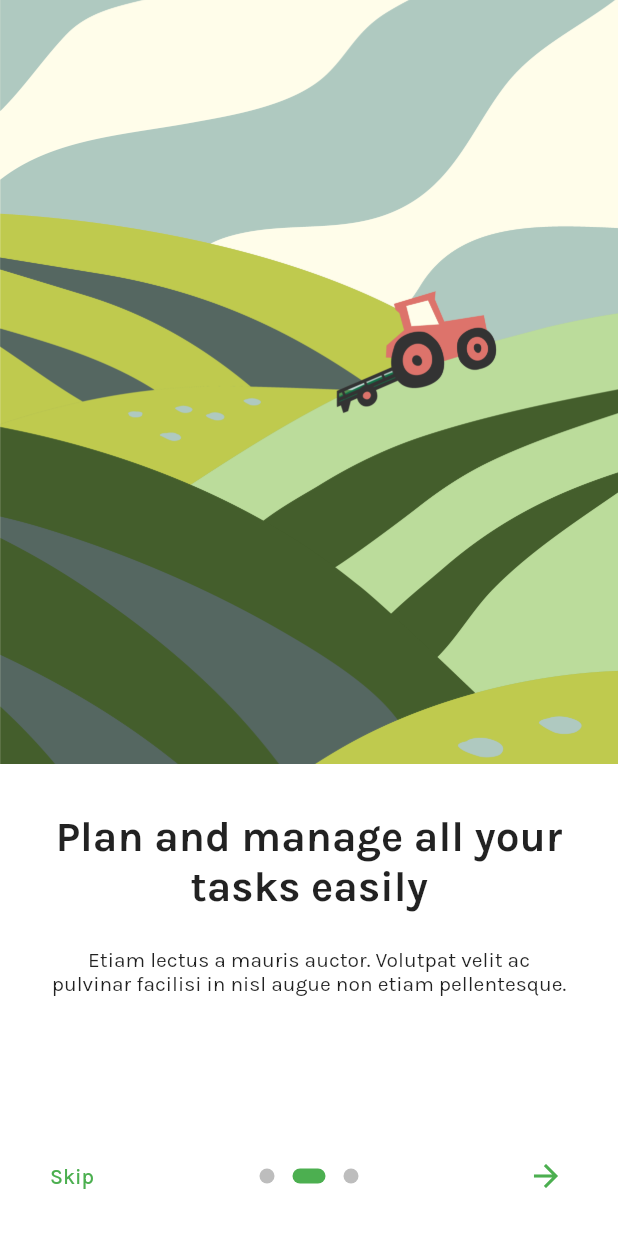
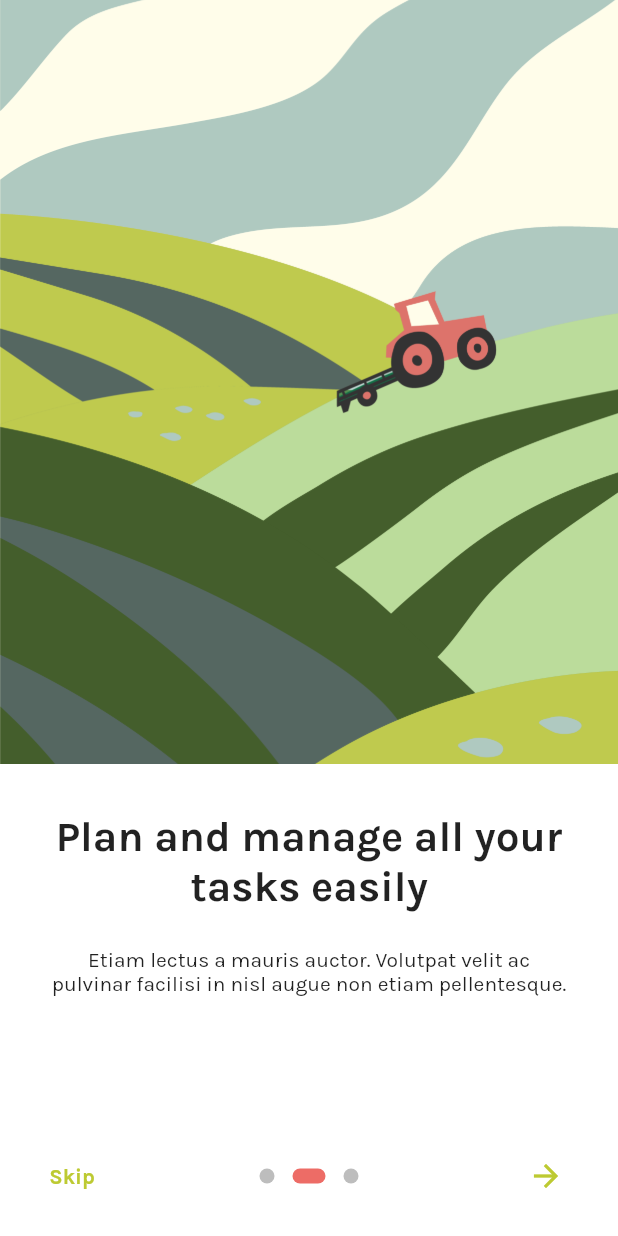
Before and after one commit to Linda-Fitz/RapidIdeationProject, a Flutter app: the screen it shows after launch, swiped to page 2, on a phone screen of 412 x 824 dp. Run offline on Flutter 3.47's test engine with Material 2 defaults, Android fonts, the phone set to English and light mode, and no system bars; drawn by our look-alikes of introduction_screen.

Commit message:
changing onboarding icon and button colors

```diff
--- a/lib/screens/onboarding.dart
+++ b/lib/screens/onboarding.dart
@@ -1,4 +1,5 @@
 import 'package:farmlever_test/screens/login.dart';
+import 'package:farmlever_test/theme/style.dart';
 import 'package:flutter/material.dart';
 import 'package:introduction_screen/introduction_screen.dart';
 
@@ -85,14 +86,22 @@ class _OnBoardingPageState extends State<OnBoardingScreen> {
       showSkipButton: true,
       skipFlex: 0,
       nextFlex: 0,
-      skip: const Text('Skip', style: TextStyle(color: Colors.green)),
-      next: const Icon(Icons.arrow_forward, color: Colors.green),
-      done: const Text('Done', style: TextStyle(color: Colors.green)),
+      skip: const Text('Skip',
+          style: TextStyle(
+            color: Color(0xFFBDCA32),
+            fontWeight: FontWeight.bold,
+          )),
+      next: const Icon(Icons.arrow_forward, color: Color(0xFFBDCA32)),
+      done: const Text('Done',
+          style: TextStyle(
+            color: Color(0xFFBDCA32),
+            fontWeight: FontWeight.bold,
+          )),
       dotsDecorator: const DotsDecorator(
         size: Size(10.0, 10.0),
         color: Color(0xFFBDBDBD),
         activeSize: Size(22.0, 10.0),
-        activeColor: Colors.green,
+        activeColor: Color(0xFFED6C66),
         activeShape: RoundedRectangleBorder(
           borderRadius: BorderRadius.all(Radius.circular(25.0)),
         ),
```
